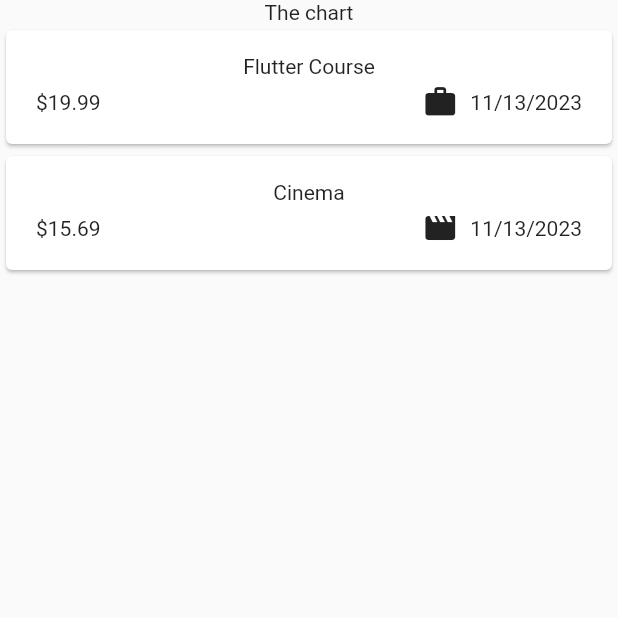
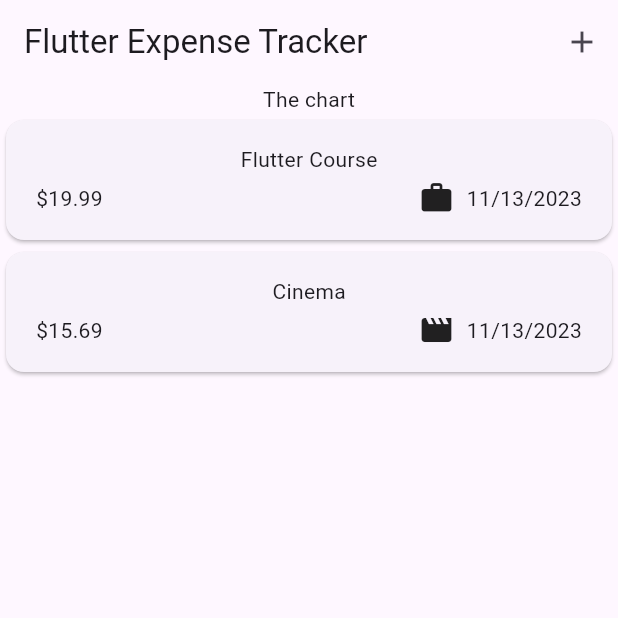
Before and after one commit to Some0ne3lse/expense_tracker, a Flutter app: the screen it shows after launch, on a phone screen of 412 x 824 dp, the top half of it. Run offline on Flutter 3.47's test engine with Material 2 defaults, Android fonts, the phone set to English and light mode, and no system bars.

Commit message:
Add AppBar

```diff
--- a/lib/main.dart
+++ b/lib/main.dart
@@ -3,7 +3,8 @@ import 'package:expense_tracker/widgets/expenses.dart';
 
 void main() {
   runApp(
-    const MaterialApp(
+    MaterialApp(
+      theme: ThemeData(useMaterial3: true),
       home: Expenses(),
     ),
   );
--- a/lib/widgets/expenses.dart
+++ b/lib/widgets/expenses.dart
@@ -28,6 +28,15 @@ class _ExpensesState extends State<Expenses> {
   @override
   Widget build(BuildContext context) {
     return Scaffold(
+      appBar: AppBar(
+        title: const Text('Flutter Expense Tracker'),
+        actions: [
+          IconButton(
+            onPressed: () {},
+            icon: const Icon(Icons.add),
+          ),
+        ],
+      ),
       body: Column(
         children: [
           const Text('The chart'),
```
Also changed, not shown: 1 other file.
